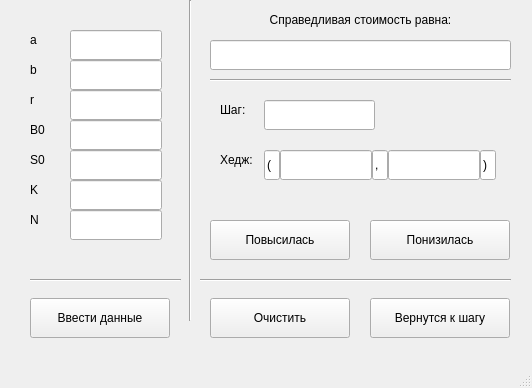
Qt form main_window.ui (rstm-sf/spfm) before a commit.
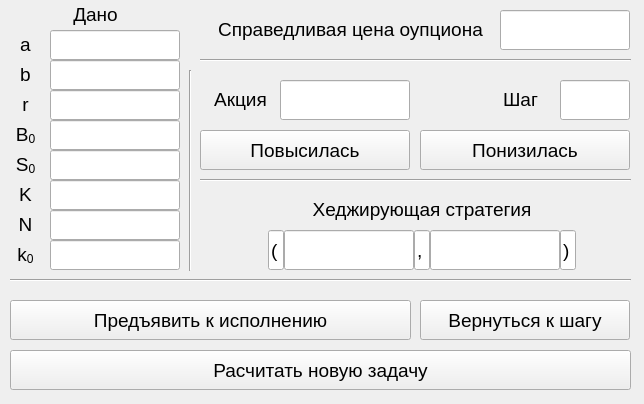
The same form after that commit.

Commit message: Разбил на две формы. Пересмотрел интерфейс и функциональность.

What changed in the file:
```diff
--- a/main_window.ui
+++ b/main_window.ui
@@ -6,123 +6,37 @@
    <rect>
     <x>0</x>
     <y>0</y>
-    <width>532</width>
-    <height>388</height>
+    <width>644</width>
+    <height>404</height>
    </rect>
   </property>
   <property name="minimumSize">
    <size>
-    <width>532</width>
-    <height>388</height>
+    <width>644</width>
+    <height>360</height>
    </size>
   </property>
   <property name="maximumSize">
    <size>
-    <width>532</width>
-    <height>388</height>
+    <width>644</width>
+    <height>500</height>
    </size>
   </property>
+  <property name="font">
+   <font>
+    <pointsize>14</pointsize>
+   </font>
+  </property>
   <property name="windowTitle">
    <string>CRR model</string>
   </property>
   <widget class="QWidget" name="centralwidget">
-   <widget class="QLabel" name="label">
-    <property name="geometry">
-     <rect>
-      <x>30</x>
-      <y>30</y>
-      <width>31</width>
-      <height>20</height>
-     </rect>
-    </property>
-    <property name="text">
-     <string>a</string>
-    </property>
-   </widget>
-   <widget class="QLabel" name="label_2">
-    <property name="geometry">
-     <rect>
-      <x>30</x>
-      <y>60</y>
-      <width>31</width>
-      <height>20</height>
-     </rect>
-    </property>
-    <property name="text">
-     <string>b</string>
-    </property>
-   </widget>
-   <widget class="QLabel" name="label_3">
-    <property name="geometry">
-     <rect>
-      <x>30</x>
-      <y>90</y>
-      <width>31</width>
-      <height>20</height>
-     </rect>
-    </property>
-    <property name="text">
-     <string>r</string>
-    </property>
-   </widget>
-   <widget class="QLabel" name="label_4">
-    <property name="geometry">
-     <rect>
-      <x>30</x>
-      <y>120</y>
-      <width>31</width>
-      <height>20</height>
-     </rect>
-    </property>
-    <property name="text">
-     <string>B0</string>
-    </property>
-   </widget>
-   <widget class="QLabel" name="label_5">
-    <property name="geometry">
-     <rect>
-      <x>30</x>
-      <y>150</y>
-      <width>31</width>
-      <height>20</height>
-     </rect>
-    </property>
-    <property name="text">
-     <string>S0</string>
-    </property>
-   </widget>
-   <widget class="QLabel" name="label_6">
-    <property name="geometry">
-     <rect>
-      <x>30</x>
-      <y>180</y>
-      <width>31</width>
-      <height>20</height>
-     </rect>
-    </property>
-    <property name="text">
-     <string>K</string>
-    </property>
-   </widget>
-   <widget class="QLabel" name="label_7">
-    <property name="geometry">
-     <rect>
-      <x>30</x>
-      <y>210</y>
-      <width>31</width>
-      <height>20</height>
-     </rect>
-    </property>
-    <property name="text">
-     <string>N</string>
-    </property>
-   </widget>
    <widget class="QLineEdit" name="lineEdit">
     <property name="geometry">
      <rect>
-      <x>70</x>
+      <x>50</x>
       <y>30</y>
-      <width>92</width>
+      <width>130</width>
       <height>30</height>
      </rect>
     </property>
@@ -136,9 +50,9 @@
    <widget class="QLineEdit" name="lineEdit_2">
     <property name="geometry">
      <rect>
-      <x>70</x>
+      <x>50</x>
       <y>60</y>
-      <width>92</width>
+      <width>130</width>
       <height>30</height>
      </rect>
     </property>
@@ -152,9 +66,9 @@
    <widget class="QLineEdit" name="lineEdit_3">
     <property name="geometry">
      <rect>
-      <x>70</x>
+      <x>50</x>
       <y>90</y>
-      <width>92</width>
+      <width>130</width>
       <height>30</height>
      </rect>
     </property>
@@ -168,9 +82,9 @@
    <widget class="QLineEdit" name="lineEdit_4">
     <property name="geometry">
      <rect>
-      <x>70</x>
+      <x>50</x>
       <y>120</y>
-      <width>92</width>
+      <width>130</width>
       <height>30</height>
      </rect>
     </property>
@@ -184,9 +98,9 @@
    <widget class="QLineEdit" name="lineEdit_5">
     <property name="geometry">
      <rect>
-      <x>70</x>
+      <x>50</x>
       <y>150</y>
-      <width>92</width>
+      <width>130</width>
       <height>30</height>
      </rect>
     </property>
@@ -200,9 +114,9 @@
    <widget class="QLineEdit" name="lineEdit_6">
     <property name="geometry">
      <rect>
-      <x>70</x>
+      <x>50</x>
       <y>180</y>
-      <width>92</width>
+      <width>130</width>
       <height>30</height>
      </rect>
     </property>
@@ -216,9 +130,9 @@
    <widget class="QLineEdit" name="lineEdit_7">
     <property name="geometry">
      <rect>
-      <x>70</x>
+      <x>50</x>
       <y>210</y>
-      <width>92</width>
+      <width>130</width>
       <height>30</height>
      </rect>
     </property>
@@ -232,10 +146,10 @@
    <widget class="QLineEdit" name="lineEdit_8">
     <property name="geometry">
      <rect>
-      <x>210</x>
-      <y>40</y>
-      <width>301</width>
-      <height>30</height>
+      <x>280</x>
+      <y>80</y>
+      <width>130</width>
+      <height>40</height>
      </rect>
     </property>
     <property name="focusPolicy">
@@ -248,14 +162,14 @@
    <widget class="QLabel" name="label_8">
     <property name="geometry">
      <rect>
-      <x>220</x>
-      <y>10</y>
-      <width>281</width>
-      <height>20</height>
+      <x>200</x>
+      <y>80</y>
+      <width>81</width>
+      <height>40</height>
      </rect>
     </property>
     <property name="text">
-     <string>Справедливая стоимость равна:</string>
+     <string>&lt;html&gt;&lt;head/&gt;&lt;body&gt;&lt;p align=&quot;center&quot;&gt;&lt;span style=&quot; font-size:14pt;&quot;&gt;Акция&lt;/span&gt;&lt;/p&gt;&lt;/body&gt;&lt;/html&gt;</string>
     </property>
     <property name="alignment">
      <set>Qt::AlignCenter</set>
@@ -264,10 +178,10 @@
    <widget class="QLineEdit" name="lineEdit_9">
     <property name="geometry">
      <rect>
-      <x>388</x>
-      <y>150</y>
-      <width>92</width>
-      <height>30</height>
+      <x>430</x>
+      <y>230</y>
+      <width>130</width>
+      <height>40</height>
      </rect>
     </property>
     <property name="focusPolicy">
@@ -280,10 +194,10 @@
    <widget class="QLineEdit" name="lineEdit_10">
     <property name="geometry">
      <rect>
-      <x>280</x>
-      <y>150</y>
-      <width>92</width>
-      <height>30</height>
+      <x>284</x>
+      <y>230</y>
+      <width>130</width>
+      <height>40</height>
      </rect>
     </property>
     <property name="focusPolicy">
@@ -296,23 +210,23 @@
    <widget class="QLabel" name="label_9">
     <property name="geometry">
      <rect>
-      <x>220</x>
-      <y>150</y>
-      <width>41</width>
-      <height>20</height>
+      <x>268</x>
+      <y>190</y>
+      <width>308</width>
+      <height>40</height>
      </rect>
     </property>
     <property name="text">
-     <string>Хедж:</string>
+     <string>&lt;html&gt;&lt;head/&gt;&lt;body&gt;&lt;p align=&quot;center&quot;&gt;Хеджирующая стратегия&lt;/p&gt;&lt;/body&gt;&lt;/html&gt;</string>
     </property>
    </widget>
    <widget class="QLineEdit" name="lineEdit_11">
     <property name="geometry">
      <rect>
-      <x>264</x>
-      <y>100</y>
-      <width>111</width>
-      <height>30</height>
+      <x>560</x>
+      <y>80</y>
+      <width>70</width>
+      <height>40</height>
      </rect>
     </property>
     <property name="focusPolicy">
@@ -325,22 +239,22 @@
    <widget class="QLabel" name="label_11">
     <property name="geometry">
      <rect>
-      <x>220</x>
-      <y>100</y>
-      <width>41</width>
-      <height>20</height>
+      <x>490</x>
+      <y>80</y>
+      <width>61</width>
+      <height>40</height>
      </rect>
     </property>
     <property name="text">
-     <string>Шаг:</string>
+     <string>&lt;html&gt;&lt;head/&gt;&lt;body&gt;&lt;p align=&quot;center&quot;&gt;&lt;span style=&quot; font-size:14pt;&quot;&gt;Шаг&lt;/span&gt;&lt;/p&gt;&lt;/body&gt;&lt;/html&gt;</string>
     </property>
    </widget>
    <widget class="QPushButton" name="pushButton">
     <property name="geometry">
      <rect>
-      <x>210</x>
-      <y>220</y>
-      <width>140</width>
+      <x>200</x>
+      <y>130</y>
+      <width>210</width>
       <height>40</height>
      </rect>
     </property>
@@ -351,9 +265,9 @@
    <widget class="QPushButton" name="pushButton_2">
     <property name="geometry">
      <rect>
-      <x>370</x>
-      <y>220</y>
-      <width>140</width>
+      <x>420</x>
+      <y>130</y>
+      <width>210</width>
       <height>40</height>
      </rect>
     </property>
@@ -365,9 +279,9 @@
     <property name="geometry">
      <rect>
       <x>180</x>
-      <y>0</y>
+      <y>70</y>
       <width>20</width>
-      <height>321</height>
+      <height>201</height>
      </rect>
     </property>
     <property name="orientation">
@@ -377,9 +291,9 @@
    <widget class="Line" name="line_2">
     <property name="geometry">
      <rect>
-      <x>200</x>
+      <x>10</x>
       <y>270</y>
-      <width>311</width>
+      <width>621</width>
       <height>20</height>
      </rect>
     </property>
@@ -390,9 +304,9 @@
    <widget class="Line" name="line_3">
     <property name="geometry">
      <rect>
-      <x>210</x>
-      <y>70</y>
-      <width>301</width>
+      <x>200</x>
+      <y>170</y>
+      <width>431</width>
       <height>20</height>
      </rect>
     </property>
@@ -403,10 +317,10 @@
    <widget class="QLineEdit" name="lineEdit_12">
     <property name="geometry">
      <rect>
-      <x>264</x>
-      <y>150</y>
+      <x>268</x>
+      <y>230</y>
       <width>16</width>
-      <height>30</height>
+      <height>40</height>
      </rect>
     </property>
     <property name="focusPolicy">
@@ -422,10 +336,10 @@
    <widget class="QLineEdit" name="lineEdit_13">
     <property name="geometry">
      <rect>
-      <x>480</x>
-      <y>150</y>
+      <x>560</x>
+      <y>230</y>
       <width>16</width>
-      <height>30</height>
+      <height>40</height>
      </rect>
     </property>
     <property name="focusPolicy">
@@ -441,10 +355,10 @@
    <widget class="QLineEdit" name="lineEdit_14">
     <property name="geometry">
      <rect>
-      <x>372</x>
-      <y>150</y>
+      <x>414</x>
+      <y>230</y>
       <width>16</width>
-      <height>30</height>
+      <height>40</height>
      </rect>
     </property>
     <property name="focusPolicy">
@@ -460,48 +374,64 @@
    <widget class="QPushButton" name="pushButton_3">
     <property name="geometry">
      <rect>
-      <x>370</x>
-      <y>298</y>
-      <width>140</width>
+      <x>420</x>
+      <y>300</y>
+      <width>210</width>
       <height>40</height>
      </rect>
     </property>
     <property name="text">
-     <string>Вернутся к шагу</string>
+     <string>Вернуться к шагу</string>
     </property>
    </widget>
    <widget class="QPushButton" name="pushButton_4">
     <property name="geometry">
      <rect>
-      <x>210</x>
-      <y>298</y>
-      <width>140</width>
+      <x>10</x>
+      <y>300</y>
+      <width>401</width>
       <height>40</height>
      </rect>
     </property>
     <property name="text">
-     <string>Очистить</string>
+     <string>Предъявить к исполнению</string>
     </property>
    </widget>
-   <widget class="QPushButton" name="pushButton_5">
+   <widget class="QLineEdit" name="lineEdit_15">
     <property name="geometry">
      <rect>
-      <x>30</x>
-      <y>298</y>
-      <width>140</width>
+      <x>500</x>
+      <y>10</y>
+      <width>130</width>
       <height>40</height>
      </rect>
     </property>
+    <property name="focusPolicy">
+     <enum>Qt::NoFocus</enum>
+    </property>
+    <property name="readOnly">
+     <bool>true</bool>
+    </property>
+   </widget>
+   <widget class="QLabel" name="label_10">
+    <property name="geometry">
+     <rect>
+      <x>200</x>
+      <y>10</y>
+      <width>301</width>
+      <height>40</height>
+     </rect>
+    </property>
     <property name="text">
-     <string>Ввести данные</string>
+     <string>&lt;html&gt;&lt;head/&gt;&lt;body&gt;&lt;p align=&quot;center&quot;&gt;Справедливая цена оупциона&lt;/p&gt;&lt;/body&gt;&lt;/html&gt;</string>
     </property>
    </widget>
    <widget class="Line" name="line_4">
     <property name="geometry">
      <rect>
-      <x>30</x>
-      <y>270</y>
-      <width>151</width>
+      <x>200</x>
+      <y>50</y>
+      <width>431</width>
       <height>20</height>
      </rect>
     </property>
@@ -509,18 +439,156 @@
      <enum>Qt::Horizontal</enum>
     </property>
    </widget>
+   <widget class="QLineEdit" name="lineEdit_16">
+    <property name="geometry">
+     <rect>
+      <x>50</x>
+      <y>240</y>
+      <width>130</width>
+      <height>30</height>
+     </rect>
+    </property>
+    <property name="focusPolicy">
+     <enum>Qt::NoFocus</enum>
+    </property>
+    <property name="readOnly">
+     <bool>true</bool>
+    </property>
+   </widget>
+   <widget class="QLabel" name="label_12">
+    <property name="geometry">
+     <rect>
+      <x>10</x>
+      <y>240</y>
+      <width>31</width>
+      <height>30</height>
+     </rect>
+    </property>
+    <property name="text">
+     <string>&lt;html&gt;&lt;head/&gt;&lt;body&gt;&lt;p align=&quot;center&quot;&gt;k&lt;span style=&quot; vertical-align:sub;&quot;&gt;0&lt;/span&gt;&lt;/p&gt;&lt;/body&gt;&lt;/html&gt;</string>
+    </property>
+   </widget>
+   <widget class="QLabel" name="label_13">
+    <property name="geometry">
+     <rect>
+      <x>10</x>
+      <y>0</y>
+      <width>171</width>
+      <height>30</height>
+     </rect>
+    </property>
+    <property name="text">
+     <string>&lt;html&gt;&lt;head/&gt;&lt;body&gt;&lt;p align=&quot;center&quot;&gt;Дано&lt;/p&gt;&lt;/body&gt;&lt;/html&gt;</string>
+    </property>
+   </widget>
+   <widget class="QLabel" name="label_7">
+    <property name="geometry">
+     <rect>
+      <x>10</x>
+      <y>210</y>
+      <width>31</width>
+      <height>30</height>
+     </rect>
+    </property>
+    <property name="text">
+     <string>&lt;html&gt;&lt;head/&gt;&lt;body&gt;&lt;p align=&quot;center&quot;&gt;&lt;span style=&quot; font-size:14pt;&quot;&gt;N&lt;/span&gt;&lt;/p&gt;&lt;/body&gt;&lt;/html&gt;</string>
+    </property>
+   </widget>
+   <widget class="QLabel" name="label_6">
+    <property name="geometry">
+     <rect>
+      <x>10</x>
+      <y>180</y>
+      <width>31</width>
+      <height>30</height>
+     </rect>
+    </property>
+    <property name="text">
+     <string>&lt;html&gt;&lt;head/&gt;&lt;body&gt;&lt;p align=&quot;center&quot;&gt;&lt;span style=&quot; font-size:14pt;&quot;&gt;K&lt;/span&gt;&lt;/p&gt;&lt;/body&gt;&lt;/html&gt;</string>
+    </property>
+   </widget>
+   <widget class="QLabel" name="label">
+    <property name="geometry">
+     <rect>
+      <x>10</x>
+      <y>30</y>
+      <width>31</width>
+      <height>30</height>
+     </rect>
+    </property>
+    <property name="text">
+     <string>&lt;html&gt;&lt;head/&gt;&lt;body&gt;&lt;p align=&quot;center&quot;&gt;&lt;span style=&quot; font-size:14pt;&quot;&gt;a&lt;/span&gt;&lt;/p&gt;&lt;/body&gt;&lt;/html&gt;</string>
+    </property>
+   </widget>
+   <widget class="QLabel" name="label_5">
+    <property name="geometry">
+     <rect>
+      <x>10</x>
+      <y>150</y>
+      <width>31</width>
+      <height>30</height>
+     </rect>
+    </property>
+    <property name="text">
+     <string>&lt;html&gt;&lt;head/&gt;&lt;body&gt;&lt;p align=&quot;center&quot;&gt;S&lt;span style=&quot; vertical-align:sub;&quot;&gt;0&lt;/span&gt;&lt;/p&gt;&lt;/body&gt;&lt;/html&gt;</string>
+    </property>
+   </widget>
+   <widget class="QLabel" name="label_2">
+    <property name="geometry">
+     <rect>
+      <x>10</x>
+      <y>60</y>
+      <width>31</width>
+      <height>30</height>
+     </rect>
+    </property>
+    <property name="text">
+     <string>&lt;html&gt;&lt;head/&gt;&lt;body&gt;&lt;p align=&quot;center&quot;&gt;&lt;span style=&quot; font-size:14pt;&quot;&gt;b&lt;/span&gt;&lt;/p&gt;&lt;/body&gt;&lt;/html&gt;</string>
+    </property>
+   </widget>
+   <widget class="QLabel" name="label_3">
+    <property name="geometry">
+     <rect>
+      <x>10</x>
+      <y>90</y>
+      <width>31</width>
+      <height>30</height>
+     </rect>
+    </property>
+    <property name="text">
+     <string>&lt;html&gt;&lt;head/&gt;&lt;body&gt;&lt;p align=&quot;center&quot;&gt;&lt;span style=&quot; font-size:14pt;&quot;&gt;r&lt;/span&gt;&lt;/p&gt;&lt;/body&gt;&lt;/html&gt;</string>
+    </property>
+   </widget>
+   <widget class="QLabel" name="label_4">
+    <property name="geometry">
+     <rect>
+      <x>10</x>
+      <y>120</y>
+      <width>31</width>
+      <height>30</height>
+     </rect>
+    </property>
+    <property name="text">
+     <string>&lt;html&gt;&lt;head/&gt;&lt;body&gt;&lt;p align=&quot;center&quot;&gt;B&lt;span style=&quot; vertical-align:sub;&quot;&gt;0&lt;/span&gt;&lt;/p&gt;&lt;/body&gt;&lt;/html&gt;</string>
+    </property>
+   </widget>
+   <widget class="QPushButton" name="pushButton_5">
+    <property name="geometry">
+     <rect>
+      <x>10</x>
+      <y>350</y>
+      <width>621</width>
+      <height>40</height>
+     </rect>
+    </property>
+    <property name="focusPolicy">
+     <enum>Qt::ClickFocus</enum>
+    </property>
+    <property name="text">
+     <string>Расчитать новую задачу</string>
+    </property>
+   </widget>
   </widget>
-  <widget class="QMenuBar" name="menubar">
-   <property name="geometry">
-    <rect>
-     <x>0</x>
-     <y>0</y>
-     <width>532</width>
-     <height>30</height>
-    </rect>
-   </property>
-  </widget>
-  <widget class="QStatusBar" name="statusbar"/>
  </widget>
  <resources/>
  <connections/>
```
Left out of the diff: 14 changed lines with no effect on the pictures. The commit also changes 4 other files.
